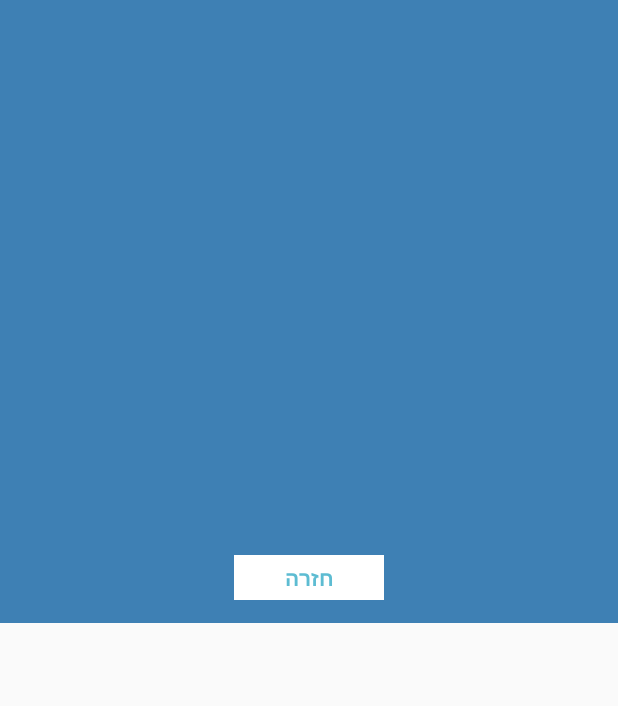
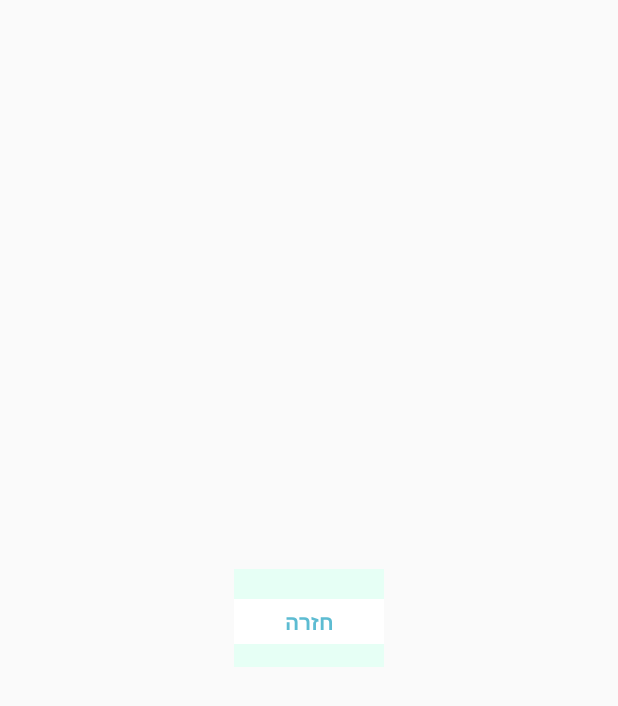
Before and after one commit to nisimth/TenderApp, an Android app: the layout dialog5.xml on its own in the app's theme, with its tools: preview values and no code run, on a phone screen of 412 x 824 dp. Shown: the top 706 px of the screen. Run offline under Robolectric (Android 15) with nearby library versions, the phone set to English and light mode, and no system bars.

Commit message:
01.08.2018

```diff
--- a/app/src/main/res/layout/dialog5.xml
+++ b/app/src/main/res/layout/dialog5.xml
@@ -1,9 +1,9 @@
 <?xml version="1.0" encoding="utf-8"?>
 <LinearLayout xmlns:android="http://schemas.android.com/apk/res/android"
-    android:layout_width="fill_parent"
+    android:layout_width="wrap_content"
     android:layout_height="wrap_content"
-    android:background="#3E80B4"
-    android:gravity="center_horizontal"
+    android:background="#e6fff5"
+    android:layout_gravity="center"
     android:orientation="vertical"
     android:paddingBottom="15dp">
 
@@ -12,8 +12,8 @@
     <ImageView
         android:layout_marginTop="10dp"
         android:id="@+id/imageview"
-        android:layout_width="350dp"
-        android:layout_height="350dp" />
+        android:layout_width="wrap_content"
+        android:layout_height="wrap_content" />
 
 
     <LinearLayout
--- a/app/src/main/res/layout/fragment_details_tab.xml
+++ b/app/src/main/res/layout/fragment_details_tab.xml
@@ -46,7 +46,8 @@
                 android:id="@+id/editMqt"
                 android:layout_width="150dp"
                 android:layout_height="wrap_content"
-                android:singleLine="false" />
+                android:singleLine="false"
+                />
 
         </LinearLayout>
 
--- a/app/src/main/res/layout/fragment_private_tenders.xml
+++ b/app/src/main/res/layout/fragment_private_tenders.xml
@@ -25,7 +25,6 @@
             android:id="@+id/counter_tender"
             android:layout_width="wrap_content"
             android:layout_height="wrap_content"
-            android:text="100"
             android:textSize="35dp"
             android:layout_alignParentRight="true"
             android:layout_marginRight="270dp"
--- a/app/src/main/res/layout/nav_header_tenders.xml
+++ b/app/src/main/res/layout/nav_header_tenders.xml
@@ -3,7 +3,7 @@
     xmlns:app="http://schemas.android.com/apk/res-auto"
     android:layout_width="match_parent"
     android:layout_height="@dimen/nav_header_height"
-    android:background="@drawable/mainactivitybackground"
+    android:background="@color/ic_menu_background"
     android:gravity="bottom"
     android:orientation="vertical"
     android:paddingBottom="@dimen/activity_vertical_margin"
@@ -26,7 +26,7 @@
     <TextView
         android:id="@+id/name_user"
         android:layout_width="match_parent"
-        android:layout_height="wrap_content"
+        android:layout_height="50dp"
         android:layout_above="@+id/image_user"
         android:layout_alignParentStart="true"
         android:paddingTop="@dimen/nav_header_vertical_spacing"
```
Also changed, not shown: app/src/main/java/com/skyapps/bennyapp/tenders/ExpandableListAdapter.java (+7 -0 lines), app/src/main/java/com/skyapps/bennyapp/tenders/tabs/DetailsTab.java (+20 -6 lines), app/src/main/java/com/skyapps/bennyapp/tenders/tabs/MarketTab.java (+19 -1 lines).
